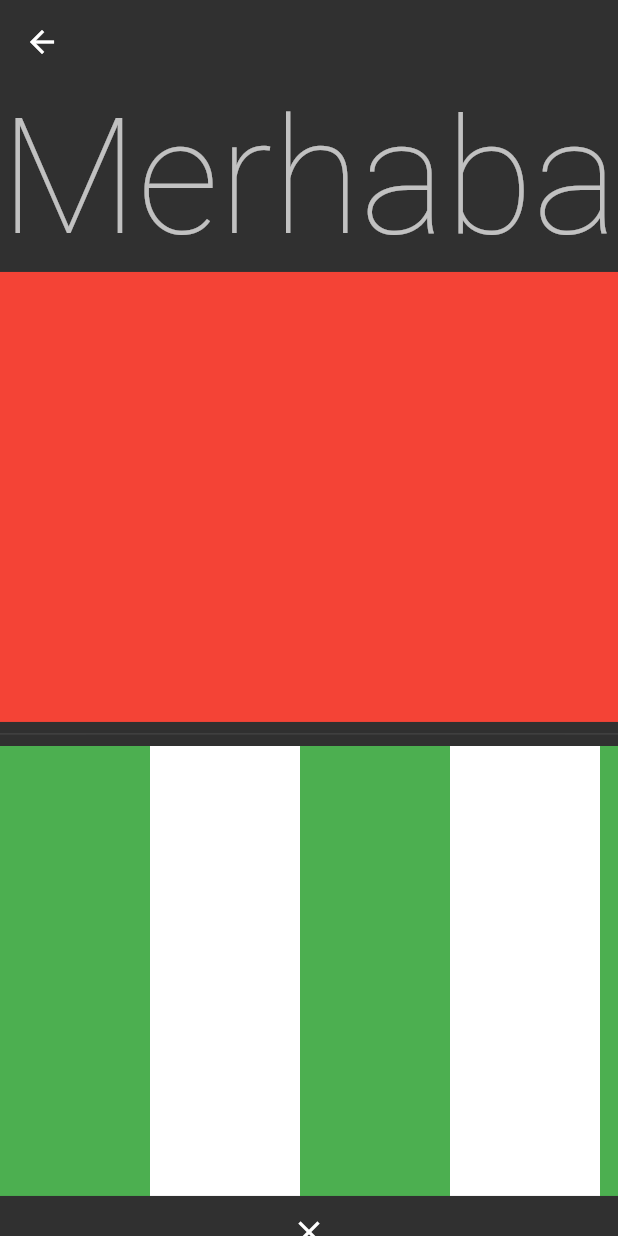
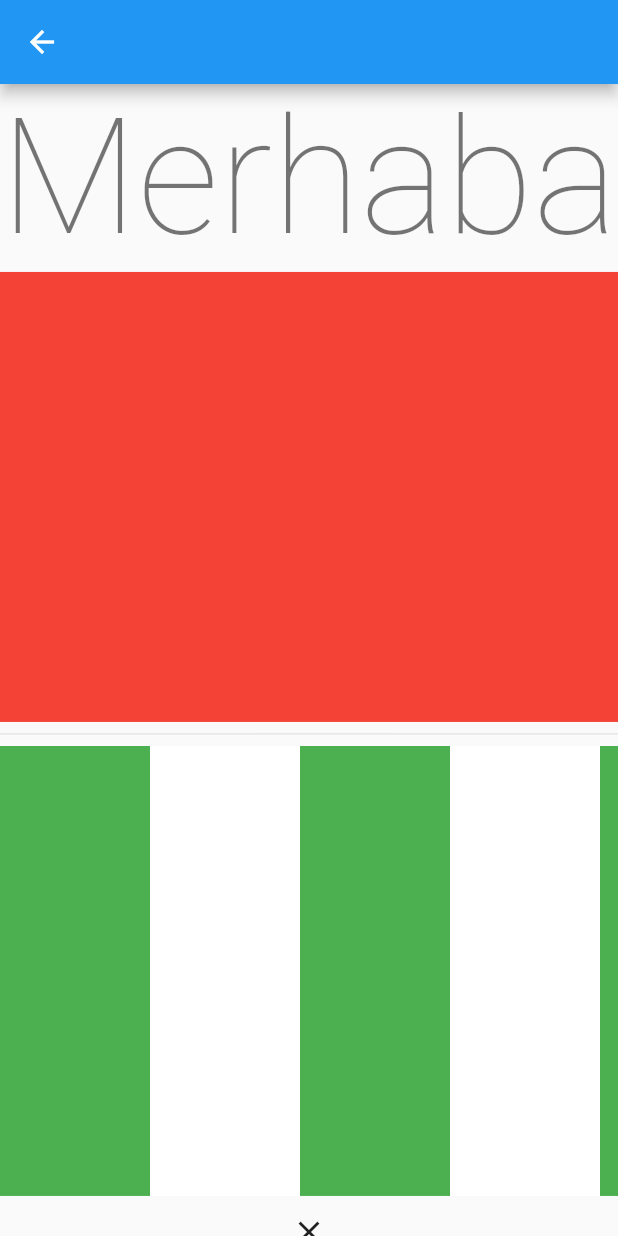
Before and after one commit to atalhaablak/flutter_full_learn, a Flutter app: the ListViewLearn screen opened directly, on a phone screen of 412 x 824 dp. Run offline on Flutter 3.47's test engine with Material 2 defaults, Android fonts, the phone set to English and light mode, and no system bars; our stand-ins replace dio, flutter_spinkit; accounts and stored records are empty.

Commit message:
created theme.dart

```diff
--- a/lib/202/package/loading_bar.dart
+++ b/lib/202/package/loading_bar.dart
@@ -4,7 +4,7 @@ import 'package:flutter_spinkit/flutter_spinkit.dart';
 class LoadingBar extends StatelessWidget {
   const LoadingBar({Key? key, this.size}) : super(key: key);
   final double? size;
-  final _defaultSize = 40.0;
+  final _defaultSize = 80.0;
 
   @override
   Widget build(BuildContext context) {
--- a/lib/main.dart
+++ b/lib/main.dart
@@ -1,6 +1,7 @@
 import 'package:flutter/material.dart';
 import 'package:flutter/services.dart';
 import 'package:flutter_full_learn/202/package_learn_view.dart';
+import 'package:flutter_full_learn/theme/theme.dart';
 
 import '101/color_learn.dart';
 
@@ -19,7 +20,8 @@ class MyApp extends StatelessWidget {
     return MaterialApp(
         title: 'Flutter Demo',
         debugShowCheckedModeBanner: false,
-        theme: ThemeData.dark().copyWith(
+        theme: LighTheme().theme,
+        /* ThemeData.dark().copyWith(
             bottomAppBarTheme: BottomAppBarTheme(
               shape: CircularNotchedRectangle(),
             ),
@@ -45,7 +47,7 @@ class MyApp extends StatelessWidget {
               systemOverlayStyle: SystemUiOverlayStyle.light,
               backgroundColor: Colors.transparent,
               elevation: 0,
-            )),
+            )), */
         home: PackageLearnView());
   }
 }
--- /dev/null
+++ b/lib/theme/theme.dart
@@ -0,0 +1,12 @@
+import 'package:flutter/material.dart';
+
+class LighTheme {
+  ThemeData theme = ThemeData(
+    floatingActionButtonTheme: const FloatingActionButtonThemeData(backgroundColor: Colors.green),
+    textTheme: ThemeData.light().textTheme.copyWith(
+          subtitle1: const TextStyle(
+            fontSize: 20,
+          ),
+        ),
+  );
+}
```
Also changed, not shown: lib/202/package_learn_view.dart (+7 -1 lines), 42 other files.
